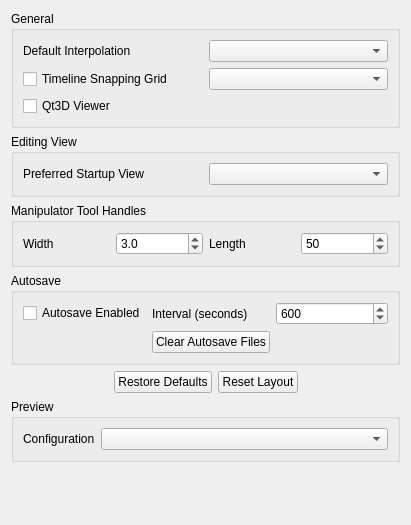
The window that src/Authoring/Qt3DStudio/UI/StudioAppPrefsPage.ui (flyhex/qt3dstudio) describes before a commit, drawn with Qt 5.
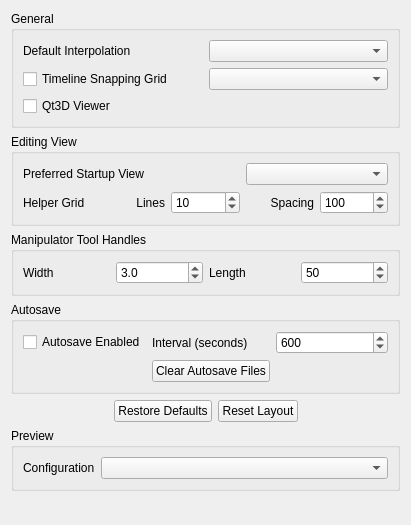
The same window after the commit.

Commit message:
Add helper grid to edit camera views
Task-number: QT3DS-380

The edit to the form file:
```diff
--- a/src/Authoring/Qt3DStudio/UI/StudioAppPrefsPage.ui
+++ b/src/Authoring/Qt3DStudio/UI/StudioAppPrefsPage.ui
@@ -59,7 +59,27 @@
       <string>Editing View</string>
      </property>
      <layout class="QGridLayout" name="gridLayout_2">
-      <item row="0" column="2" colspan="2">
+      <item row="1" column="1">
+       <widget class="QLabel" name="helperGridLineCountLabel">
+        <property name="text">
+         <string>Lines</string>
+        </property>
+        <property name="alignment">
+         <set>Qt::AlignRight|Qt::AlignTrailing|Qt::AlignVCenter</set>
+        </property>
+       </widget>
+      </item>
+      <item row="1" column="3">
+       <widget class="QLabel" name="helperGridSpacingLabel">
+        <property name="text">
+         <string>Spacing</string>
+        </property>
+        <property name="alignment">
+         <set>Qt::AlignRight|Qt::AlignTrailing|Qt::AlignVCenter</set>
+        </property>
+       </widget>
+      </item>
+      <item row="0" column="3" colspan="2">
        <widget class="QComboBox" name="m_EditViewStartupView"/>
       </item>
       <item row="0" column="0" colspan="2">
@@ -72,6 +92,60 @@
         </property>
        </widget>
       </item>
+      <item row="1" column="0">
+       <widget class="QLabel" name="helperGridLabel">
+        <property name="text">
+         <string>Helper Grid</string>
+        </property>
+       </widget>
+      </item>
+      <item row="1" column="2">
+       <widget class="QSpinBox" name="helperGridLinesSpinBox">
+        <property name="toolTip">
+         <string>Lines in helper grid</string>
+        </property>
+        <property name="inputMethodHints">
+         <set>Qt::ImhDigitsOnly</set>
+        </property>
+        <property name="minimum">
+         <number>1</number>
+        </property>
+        <property name="maximum">
+         <number>1000</number>
+        </property>
+        <property name="stepType">
+         <enum>QAbstractSpinBox::AdaptiveDecimalStepType</enum>
+        </property>
+        <property name="value">
+         <number>10</number>
+        </property>
+       </widget>
+      </item>
+      <item row="1" column="4">
+       <widget class="QSpinBox" name="helperGridSpacingSpinBox">
+        <property name="toolTip">
+         <string>Helper grid spacing</string>
+        </property>
+        <property name="inputMethodHints">
+         <set>Qt::ImhDigitsOnly</set>
+        </property>
+        <property name="minimum">
+         <number>1</number>
+        </property>
+        <property name="maximum">
+         <number>10000</number>
+        </property>
+        <property name="singleStep">
+         <number>1</number>
+        </property>
+        <property name="stepType">
+         <enum>QAbstractSpinBox::AdaptiveDecimalStepType</enum>
+        </property>
+        <property name="value">
+         <number>100</number>
+        </property>
+       </widget>
+      </item>
      </layout>
     </widget>
    </item>
@@ -109,6 +183,9 @@
         <property name="text">
          <string>Width</string>
         </property>
+        <property name="alignment">
+         <set>Qt::AlignLeading|Qt::AlignLeft|Qt::AlignVCenter</set>
+        </property>
        </widget>
       </item>
       <item row="0" column="2">
@@ -156,6 +233,9 @@
         <property name="text">
          <string>Interval (seconds)</string>
         </property>
+        <property name="alignment">
+         <set>Qt::AlignLeading|Qt::AlignLeft|Qt::AlignVCenter</set>
+        </property>
        </widget>
       </item>
       <item row="0" column="2">
```
Left out of the diff: 34 changed lines with no effect on the pictures. The commit also changes 17 other files.
